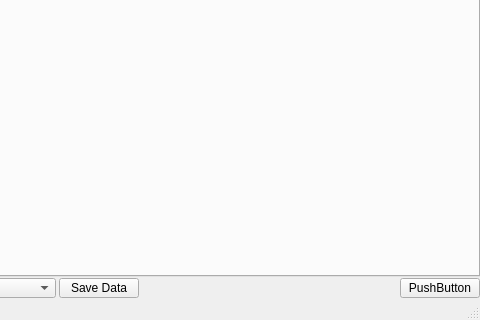
This is utilities/templates/layout.ui in csparkresearch/cnspec as Qt 5 draws it before an edit; both pictures show x 315 to 795 and y 258 to 578 of the 795 by 578 pixel window. The edited form follows.
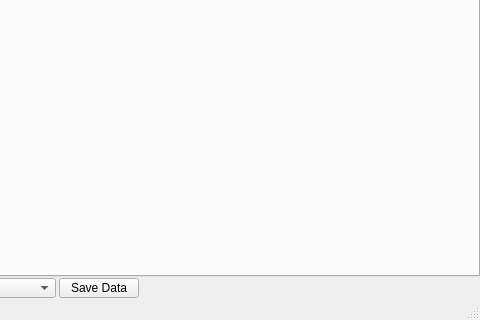
This is the edited form. Icons and pictures are not drawn. Custom widgets are drawn as their Qt base class.

The edit to the form file:
```diff
--- a/utilities/templates/layout.ui
+++ b/utilities/templates/layout.ui
@@ -154,13 +154,6 @@
          </property>
         </spacer>
        </item>
-       <item>
-        <widget class="QPushButton" name="pushButton">
-         <property name="text">
-          <string>PushButton</string>
-         </property>
-        </widget>
-       </item>
       </layout>
      </widget>
     </item>
```
